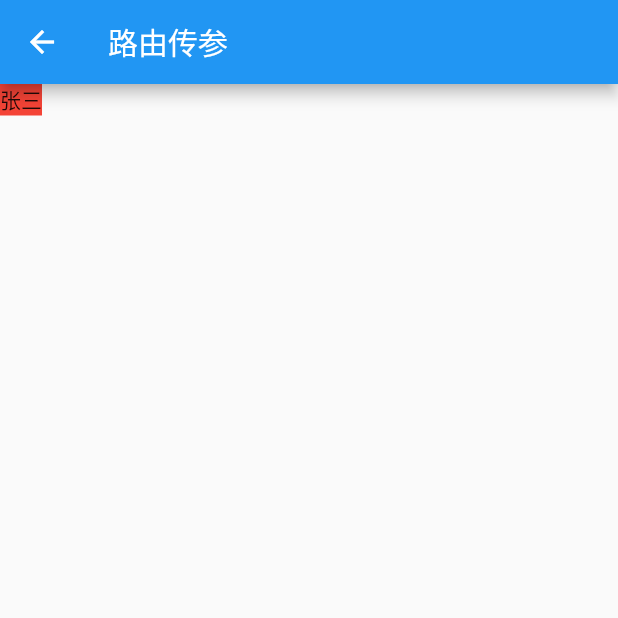
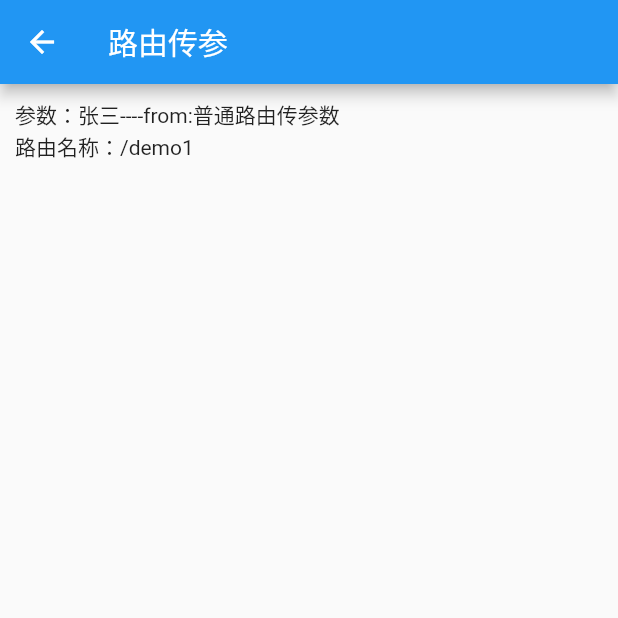
Before and after one commit to chenjun1127/flutter_advanced, a Flutter app: the screen it shows after launch, after a tap on an icon or button, on a phone screen of 412 x 824 dp, the top half of it. Run offline on Flutter 3.47's test engine with Material 2 defaults, Android fonts, the phone set to English and light mode, and no system bars.

Commit message:
添加动画路由

```diff
--- a/lib/home/home.dart
+++ b/lib/home/home.dart
@@ -1,5 +1,8 @@
 import 'package:flutter/cupertino.dart';
 import 'package:flutter/material.dart';
+import 'package:flutter_advanced/pages/demo2.dart';
+import 'package:flutter_advanced/pages/demo3.dart';
+import 'package:flutter_advanced/routes/animate_route.dart';
 
 class Home extends StatelessWidget {
   const Home({Key? key}) : super(key: key);
@@ -27,7 +30,20 @@ class Home extends StatelessWidget {
     return TextButton(
       onPressed: () {
         if (index == 0) {
-          Navigator.pushNamed(context, '/demo1', arguments: <String, dynamic>{"name": "张三"});
+          Navigator.pushNamed(context, '/demo1', arguments: <String, dynamic>{"name": "张三", "from": "普通路由传参数"});
+        } else if (index == 1) {
+          Navigator.push(context, FadeRouter<dynamic>(child: const Demo2(), duration: 200));
+        } else if (index == 2) {
+          Navigator.push(
+            context,
+            BottomToTopRoute<dynamic>(
+              settings: const RouteSettings(
+                name: "张三",
+                arguments: <String, dynamic>{"name": "张三", "from": "从下至少动画路由带参数"},
+              ),
+              child: const Demo3(),
+            ),
+          );
         }
       },
       style: ButtonStyle(
--- a/lib/pages/demo1.dart
+++ b/lib/pages/demo1.dart
@@ -1,17 +1,25 @@
 import 'package:flutter/cupertino.dart';
 import 'package:flutter/material.dart';
+import 'package:flutter_advanced/widgets/base_container.dart';
 
 class Demo1 extends StatelessWidget {
   const Demo1({Key? key}) : super(key: key);
 
   @override
   Widget build(BuildContext context) {
-    final Map<String, dynamic>? arguments = ModalRoute.of(context)?.settings.arguments as Map<String, dynamic>?;
+    final RouteSettings? routeSettings = ModalRoute.of(context)?.settings;
+    final Map<String, dynamic>? arguments = routeSettings?.arguments as Map<String, dynamic>?;
+
     return Scaffold(
       appBar: AppBar(title: const Text('路由传参')),
-      body: Container(
-        color: Colors.red,
-        child: Text(arguments?["name"] ?? ""),
+      body: BaseContainer(
+        child: Column(
+          crossAxisAlignment: CrossAxisAlignment.start,
+          children: <Widget>[
+            Text('参数：${arguments?['name'] ?? ''}----from:${arguments?['from'] ?? ''}'),
+            Text('路由名称：${routeSettings?.name}'),
+          ],
+        ),
       ),
     );
   }
--- /dev/null
+++ b/lib/pages/demo2.dart
@@ -0,0 +1,15 @@
+import 'package:flutter/cupertino.dart';
+import 'package:flutter/material.dart';
+import 'package:flutter_advanced/widgets/base_container.dart';
+
+class Demo2 extends StatelessWidget {
+  const Demo2({Key? key}) : super(key: key);
+
+  @override
+  Widget build(BuildContext context) {
+    return Scaffold(
+      appBar: AppBar(title: const Text("普通渐隐动画路由")),
+      body: const BaseContainer(child: Center(child: Text("普通渐隐动画路由，无参数"))),
+    );
+  }
+}
--- /dev/null
+++ b/lib/widgets/base_container.dart
@@ -0,0 +1,18 @@
+import 'package:flutter/cupertino.dart';
+
+class BaseContainer extends StatelessWidget {
+  const BaseContainer({this.child, EdgeInsets? padding, Key? key})
+      : padding = padding ?? defaultPadding,
+        super(key: key);
+  final Widget? child;
+  final EdgeInsets? padding;
+  static const EdgeInsets defaultPadding = EdgeInsets.all(10);
+
+  @override
+  Widget build(BuildContext context) {
+    return Container(
+      padding: padding,
+      child: child ?? const SizedBox.shrink(),
+    );
+  }
+}
```
Also changed, not shown: lib/pages/demo3.dart (added, +16 -0 lines), lib/routes/animate_route.dart (added, +74 -0 lines).
